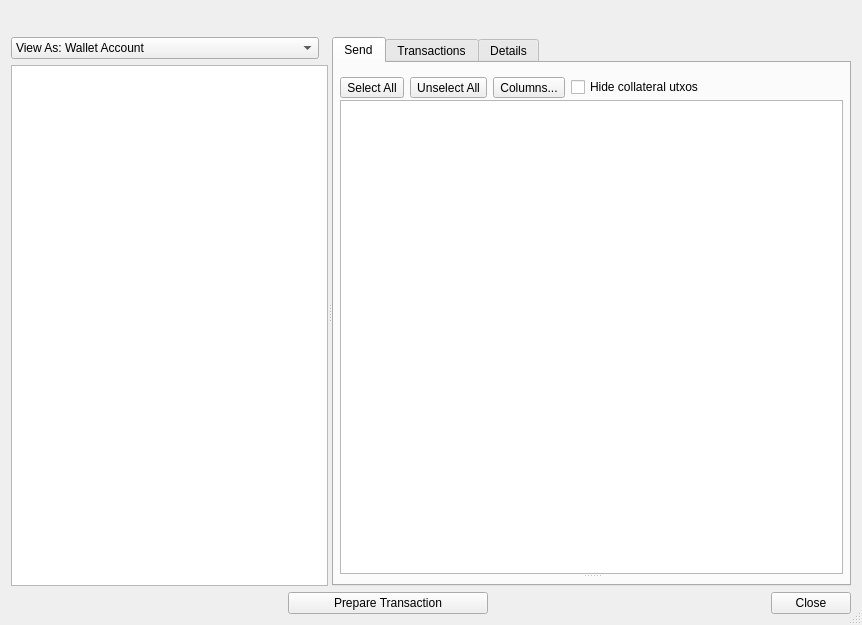
Qt form src/ui/ui_wallet_dlg.ui (Bertrand256/dash-masternode-tool) before a commit.
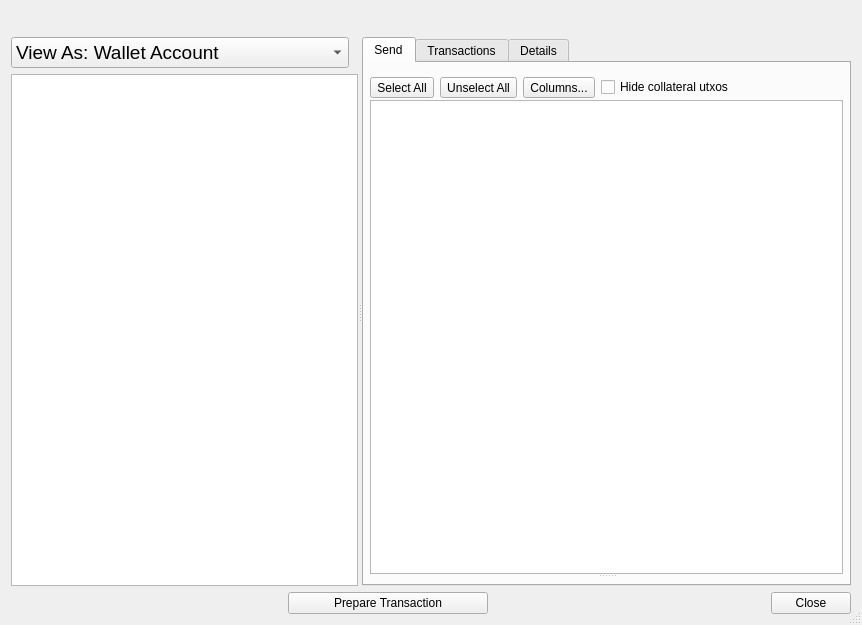
The same form after that commit.

What changed in the file:
```diff
--- a/src/ui/ui_wallet_dlg.ui
+++ b/src/ui/ui_wallet_dlg.ui
@@ -162,6 +162,11 @@
                 <height>16777215</height>
                </size>
               </property>
+              <property name="font">
+               <font>
+                <pointsize>14</pointsize>
+               </font>
+              </property>
               <item>
                <property name="text">
                 <string>View As: Wallet Account</string>
```
Left out of the diff: 4 changed lines with no effect on the pictures.
